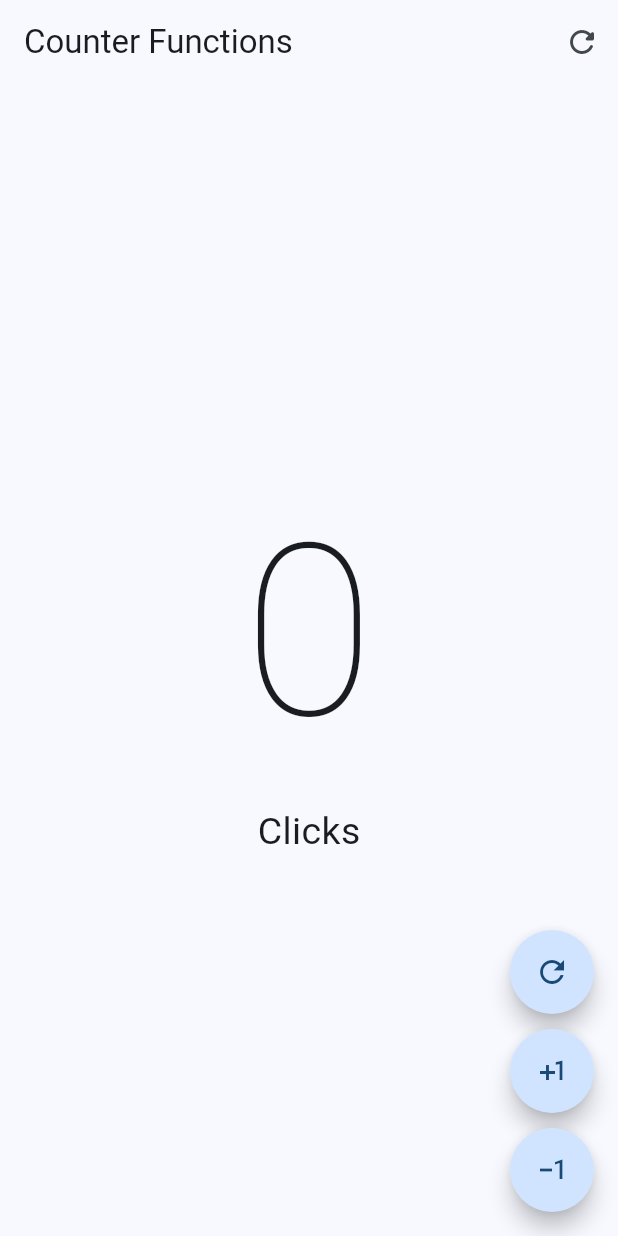
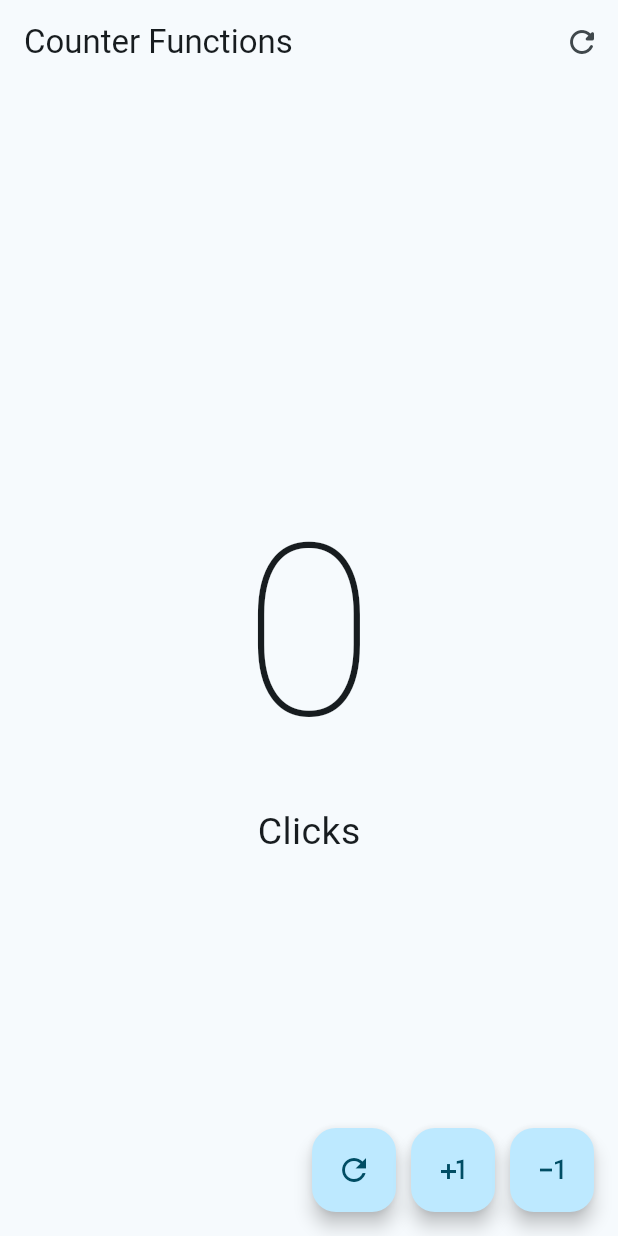
Before and after one commit to epe0413/counter_app, a Flutter app: the screen it shows after launch, after a tap on the "refresh" icon, on a phone screen of 412 x 824 dp. Run offline on Flutter 3.47's test engine with Material 2 defaults, Android fonts, the phone set to English and light mode, and no system bars.

```diff
--- a/lib/main.dart
+++ b/lib/main.dart
@@ -13,7 +13,7 @@ class MyApp extends StatelessWidget {
   Widget build(BuildContext context) {
     return MaterialApp(
         debugShowCheckedModeBanner: false,
-        theme: ThemeData(useMaterial3: true, colorSchemeSeed: Colors.blue),
+        theme: ThemeData(useMaterial3: true, colorSchemeSeed: Colors.blueGrey),
         home: const CounterFunctionsScreen());
   }
 }
--- a/lib/presentation/screens/counter/counter_functions_screen.dart
+++ b/lib/presentation/screens/counter/counter_functions_screen.dart
@@ -38,19 +38,35 @@ class _CounterFunctionsScreenState extends State<CounterFunctionsScreen> {
             ],
           ),
         ),
-        floatingActionButton: Column(
+        floatingActionButton: Row(
           mainAxisAlignment: MainAxisAlignment.end,
           children: [
             CustomButton(
               icon: Icons.refresh_outlined,
+              onPressed: () {
+                setState(() {
+                  clickCounter = 0;
+                });
+              },
             ),
-            const SizedBox(height: 10),
+            const SizedBox(width: 10),
             CustomButton(
               icon: Icons.plus_one,
+              onPressed: () {
+                setState(() {
+                  clickCounter++;
+                });
+              },
             ),
-            const SizedBox(height: 10),
+            const SizedBox(width: 10),
             CustomButton(
               icon: Icons.exposure_minus_1_outlined,
+              onPressed: () {
+                setState(() {
+                  if (clickCounter == 0) return;
+                  clickCounter--;
+                });
+              },
             ),
           ],
         ));
@@ -59,17 +75,21 @@ class _CounterFunctionsScreenState extends State<CounterFunctionsScreen> {
 
 class CustomButton extends StatelessWidget {
   final IconData icon;
+  final VoidCallback? onPressed;
 
   const CustomButton({
     super.key,
     required this.icon,
+    this.onPressed,
   });
 
   @override
   Widget build(BuildContext context) {
     return FloatingActionButton(
-      shape: const StadiumBorder(),
-      onPressed: () {},
+      // shape: const StadiumBorder(),
+      enableFeedback: true,
+      elevation: 5,
+      onPressed: onPressed,
       child: Icon(icon),
     );
   }
```
